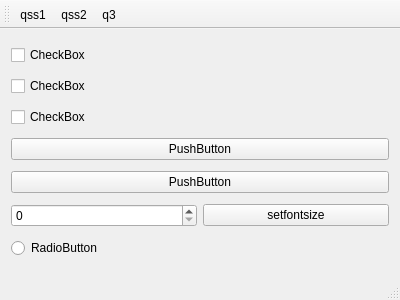
Before: the Qt Designer form App/AppQssTest/qssmainwindow.ui in tiangaomingjing/ServoDriveTech, drawn with Qt 5.
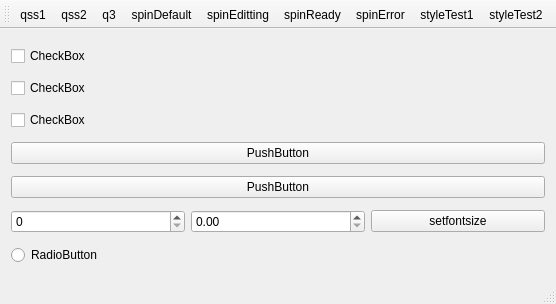
After: the same form once the commit is applied.

Patch:
```diff
--- a/App/AppQssTest/qssmainwindow.ui
+++ b/App/AppQssTest/qssmainwindow.ui
@@ -6,8 +6,8 @@
    <rect>
     <x>0</x>
     <y>0</y>
-    <width>400</width>
-    <height>300</height>
+    <width>556</width>
+    <height>304</height>
    </rect>
   </property>
   <property name="windowTitle">
@@ -55,6 +55,9 @@
       <item>
        <widget class="QSpinBox" name="spinBox"/>
       </item>
+      <item>
+       <widget class="QDoubleSpinBox" name="doubleSpinBox"/>
+      </item>
       <item>
        <widget class="QPushButton" name="pushButton_fontsize">
         <property name="text">
@@ -93,6 +96,12 @@
    <addaction name="actionQss1"/>
    <addaction name="actionQss2"/>
    <addaction name="actionQ3"/>
+   <addaction name="actionSpinDefault"/>
+   <addaction name="actionSpinEditting"/>
+   <addaction name="actionSpinReady"/>
+   <addaction name="actionSpinError"/>
+   <addaction name="actionStyleTest1"/>
+   <addaction name="actionStyleTest2"/>
   </widget>
   <widget class="QStatusBar" name="statusBar"/>
   <action name="actionQss1">
@@ -110,6 +119,36 @@
     <string>q3</string>
    </property>
   </action>
+  <action name="actionSpinDefault">
+   <property name="text">
+    <string>spinDefault</string>
+   </property>
+  </action>
+  <action name="actionSpinReady">
+   <property name="text">
+    <string>spinReady</string>
+   </property>
+  </action>
+  <action name="actionSpinError">
+   <property name="text">
+    <string>spinError</string>
+   </property>
+  </action>
+  <action name="actionSpinEditting">
+   <property name="text">
+    <string>spinEditting</string>
+   </property>
+  </action>
+  <action name="actionStyleTest1">
+   <property name="text">
+    <string>styleTest1</string>
+   </property>
+  </action>
+  <action name="actionStyleTest2">
+   <property name="text">
+    <string>styleTest2</string>
+   </property>
+  </action>
  </widget>
  <layoutdefault spacing="6" margin="11"/>
  <resources/>
```
Left out of the diff: 2 changed lines with no effect on the pictures.
